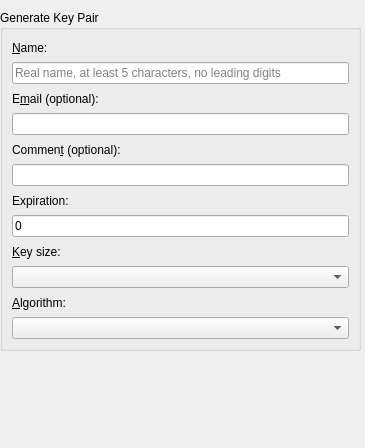
Qt form kgpgkeygenerate.ui (KDE/kgpg) before a commit.
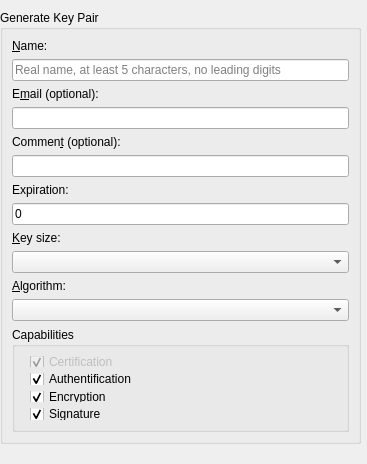
The same form after that commit. Custom widgets are drawn as their Qt base class.

Commit message: allow to specify the key capabilities for new RSA keys

Diff of the .ui file:
```diff
--- a/kgpgkeygenerate.ui
+++ b/kgpgkeygenerate.ui
@@ -6,8 +6,8 @@
    <rect>
     <x>0</x>
     <y>0</y>
-    <width>365</width>
-    <height>448</height>
+    <width>367</width>
+    <height>464</height>
    </rect>
   </property>
   <property name="windowTitle">
@@ -19,7 +19,7 @@
      <x>0</x>
      <y>10</y>
      <width>361</width>
-     <height>341</height>
+     <height>434</height>
     </rect>
    </property>
    <property name="title">
@@ -115,6 +115,70 @@
     <item>
      <widget class="KComboBox" name="m_keykind"/>
     </item>
+    <item>
+     <widget class="QGroupBox" name="capabilities">
+      <property name="sizePolicy">
+       <sizepolicy hsizetype="MinimumExpanding" vsizetype="MinimumExpanding">
+        <horstretch>0</horstretch>
+        <verstretch>0</verstretch>
+       </sizepolicy>
+      </property>
+      <property name="title">
+       <string>Capabilities</string>
+      </property>
+      <layout class="QFormLayout" name="formLayout">
+       <property name="fieldGrowthPolicy">
+        <enum>QFormLayout::ExpandingFieldsGrow</enum>
+       </property>
+       <item row="0" column="1">
+        <widget class="QCheckBox" name="capCert">
+         <property name="enabled">
+          <bool>false</bool>
+         </property>
+         <property name="toolTip">
+          <string>Certification is automatically enabled for all keys</string>
+         </property>
+         <property name="text">
+          <string>Certification</string>
+         </property>
+         <property name="checked">
+          <bool>true</bool>
+         </property>
+        </widget>
+       </item>
+       <item row="3" column="1">
+        <widget class="QCheckBox" name="capSign">
+         <property name="text">
+          <string>Signature</string>
+         </property>
+         <property name="checked">
+          <bool>true</bool>
+         </property>
+        </widget>
+       </item>
+       <item row="1" column="1">
+        <widget class="QCheckBox" name="capAuth">
+         <property name="text">
+          <string>Authentification</string>
+         </property>
+         <property name="checked">
+          <bool>true</bool>
+         </property>
+        </widget>
+       </item>
+       <item row="2" column="1">
+        <widget class="QCheckBox" name="capEncrypt">
+         <property name="text">
+          <string>Encryption</string>
+         </property>
+         <property name="checked">
+          <bool>true</bool>
+         </property>
+        </widget>
+       </item>
+      </layout>
+     </widget>
+    </item>
    </layout>
   </widget>
  </widget>
```
The commit also changes 5 other files.
